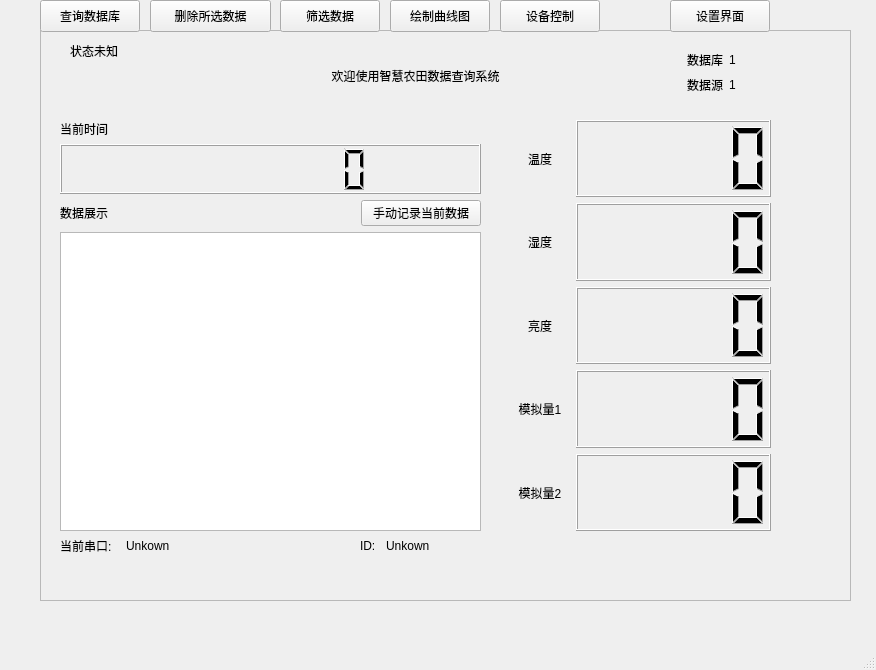
Old version of the form mypro.ui in the repository WhereAreBugs/Cuit_project3.
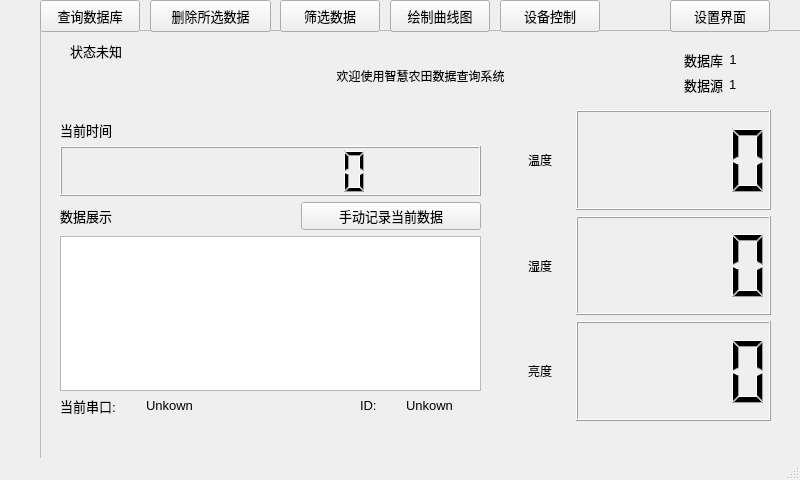
New version of the form.

Patch:
```diff
--- a/mypro.ui
+++ b/mypro.ui
@@ -6,8 +6,8 @@
    <rect>
     <x>0</x>
     <y>0</y>
-    <width>876</width>
-    <height>670</height>
+    <width>800</width>
+    <height>480</height>
    </rect>
   </property>
   <property name="windowTitle">
@@ -23,7 +23,7 @@
       <x>40</x>
       <y>30</y>
       <width>811</width>
-      <height>571</height>
+      <height>441</height>
      </rect>
     </property>
     <property name="frameShape">
@@ -35,9 +35,9 @@
     <widget class="QLabel" name="WelcomeLable">
      <property name="geometry">
       <rect>
-       <x>230</x>
+       <x>160</x>
        <y>20</y>
-       <width>291</width>
+       <width>441</width>
        <height>51</height>
       </rect>
      </property>
@@ -54,7 +54,7 @@
        <x>20</x>
        <y>90</y>
        <width>421</width>
-       <height>411</height>
+       <height>271</height>
       </rect>
      </property>
      <layout class="QVBoxLayout" name="verticalLayout_4">
@@ -64,10 +64,15 @@
          <widget class="QLabel" name="timeBox">
           <property name="maximumSize">
            <size>
-            <width>50</width>
+            <width>80</width>
             <height>20</height>
            </size>
           </property>
+          <property name="font">
+           <font>
+            <pointsize>10</pointsize>
+           </font>
+          </property>
           <property name="text">
            <string>当前时间</string>
           </property>
@@ -103,6 +108,11 @@
               <height>30</height>
              </size>
             </property>
+            <property name="font">
+             <font>
+              <pointsize>10</pointsize>
+             </font>
+            </property>
             <property name="text">
              <string>数据展示</string>
             </property>
@@ -115,10 +125,15 @@
            <widget class="QPushButton" name="recordButton">
             <property name="maximumSize">
              <size>
-              <width>120</width>
+              <width>180</width>
               <height>50</height>
              </size>
             </property>
+            <property name="font">
+             <font>
+              <pointsize>10</pointsize>
+             </font>
+            </property>
             <property name="text">
              <string>手动记录当前数据</string>
             </property>
@@ -137,9 +152,9 @@
      <property name="geometry">
       <rect>
        <x>470</x>
-       <y>90</y>
+       <y>80</y>
        <width>261</width>
-       <height>411</height>
+       <height>311</height>
       </rect>
      </property>
      <layout class="QVBoxLayout" name="verticalLayout">
@@ -212,52 +227,6 @@
         </item>
        </layout>
       </item>
-      <item>
-       <layout class="QHBoxLayout" name="horizontalLayout_6">
-        <item>
-         <widget class="QLabel" name="adc1_lable">
-          <property name="maximumSize">
-           <size>
-            <width>60</width>
-            <height>16777215</height>
-           </size>
-          </property>
-          <property name="text">
-           <string>模拟量1</string>
-          </property>
-          <property name="alignment">
-           <set>Qt::AlignCenter</set>
-          </property>
-         </widget>
-        </item>
-        <item>
-         <widget class="QLCDNumber" name="adc1_display"/>
-        </item>
-       </layout>
-      </item>
-      <item>
-       <layout class="QHBoxLayout" name="horizontalLayout_8">
-        <item>
-         <widget class="QLabel" name="adc2_lable">
-          <property name="maximumSize">
-           <size>
-            <width>60</width>
-            <height>16777215</height>
-           </size>
-          </property>
-          <property name="text">
-           <string>模拟量2</string>
-          </property>
-          <property name="alignment">
-           <set>Qt::AlignCenter</set>
-          </property>
-         </widget>
-        </item>
-        <item>
-         <widget class="QLCDNumber" name="adc2_display"/>
-        </item>
-       </layout>
-      </item>
      </layout>
     </widget>
     <widget class="QWidget" name="layoutWidget">
@@ -276,10 +245,15 @@
          <widget class="QLabel" name="databaseLable">
           <property name="maximumSize">
            <size>
-            <width>40</width>
+            <width>80</width>
             <height>40</height>
            </size>
           </property>
+          <property name="font">
+           <font>
+            <pointsize>10</pointsize>
+           </font>
+          </property>
           <property name="text">
            <string>数据库</string>
           </property>
@@ -289,10 +263,15 @@
          <widget class="QLabel" name="dataSourceLable">
           <property name="maximumSize">
            <size>
-            <width>40</width>
+            <width>80</width>
             <height>40</height>
            </size>
           </property>
+          <property name="font">
+           <font>
+            <pointsize>10</pointsize>
+           </font>
+          </property>
           <property name="text">
            <string>数据源</string>
           </property>
@@ -310,6 +289,11 @@
             <height>20</height>
            </size>
           </property>
+          <property name="font">
+           <font>
+            <pointsize>10</pointsize>
+           </font>
+          </property>
           <property name="text">
            <string>1</string>
           </property>
@@ -326,6 +310,11 @@
             <height>20</height>
            </size>
           </property>
+          <property name="font">
+           <font>
+            <pointsize>10</pointsize>
+           </font>
+          </property>
           <property name="text">
            <string>1</string>
           </property>
@@ -339,7 +328,7 @@
      <property name="geometry">
       <rect>
        <x>20</x>
-       <y>500</y>
+       <y>360</y>
        <width>301</width>
        <height>31</height>
       </rect>
@@ -349,10 +338,15 @@
        <widget class="QLabel" name="serialText">
         <property name="maximumSize">
          <size>
-          <width>60</width>
+          <width>80</width>
           <height>16777215</height>
          </size>
         </property>
+        <property name="font">
+         <font>
+          <pointsize>10</pointsize>
+         </font>
+        </property>
         <property name="text">
          <string>当前串口:</string>
         </property>
@@ -360,6 +354,11 @@
       </item>
       <item>
        <widget class="QLabel" name="serialDisplay">
+        <property name="font">
+         <font>
+          <pointsize>10</pointsize>
+         </font>
+        </property>
         <property name="text">
          <string>Unkown</string>
         </property>
@@ -371,7 +370,7 @@
      <property name="geometry">
       <rect>
        <x>320</x>
-       <y>500</y>
+       <y>360</y>
        <width>121</width>
        <height>31</height>
       </rect>
@@ -381,10 +380,15 @@
        <widget class="QLabel" name="ID_text">
         <property name="maximumSize">
          <size>
-          <width>20</width>
+          <width>40</width>
           <height>16777215</height>
          </size>
         </property>
+        <property name="font">
+         <font>
+          <pointsize>10</pointsize>
+         </font>
+        </property>
         <property name="text">
          <string>ID:</string>
         </property>
@@ -392,6 +396,11 @@
       </item>
       <item>
        <widget class="QLabel" name="ID_Display">
+        <property name="font">
+         <font>
+          <pointsize>10</pointsize>
+         </font>
+        </property>
         <property name="text">
          <string>Unkown</string>
         </property>
@@ -408,6 +417,11 @@
        <height>21</height>
       </rect>
      </property>
+     <property name="font">
+      <font>
+       <pointsize>10</pointsize>
+      </font>
+     </property>
      <property name="text">
       <string>状态未知</string>
      </property>
@@ -422,6 +436,11 @@
       <height>32</height>
      </rect>
     </property>
+    <property name="font">
+     <font>
+      <pointsize>10</pointsize>
+     </font>
+    </property>
     <property name="text">
      <string>设置界面</string>
     </property>
@@ -435,6 +454,11 @@
       <height>32</height>
      </rect>
     </property>
+    <property name="font">
+     <font>
+      <pointsize>10</pointsize>
+     </font>
+    </property>
     <property name="text">
      <string>查询数据库</string>
     </property>
@@ -448,6 +472,11 @@
       <height>32</height>
      </rect>
     </property>
+    <property name="font">
+     <font>
+      <pointsize>10</pointsize>
+     </font>
+    </property>
     <property name="text">
      <string>删除所选数据</string>
     </property>
@@ -461,6 +490,11 @@
       <height>32</height>
      </rect>
     </property>
+    <property name="font">
+     <font>
+      <pointsize>10</pointsize>
+     </font>
+    </property>
     <property name="text">
      <string>筛选数据</string>
     </property>
@@ -474,6 +508,11 @@
       <height>32</height>
      </rect>
     </property>
+    <property name="font">
+     <font>
+      <pointsize>10</pointsize>
+     </font>
+    </property>
     <property name="text">
      <string>绘制曲线图</string>
     </property>
@@ -487,6 +526,11 @@
       <height>32</height>
      </rect>
     </property>
+    <property name="font">
+     <font>
+      <pointsize>10</pointsize>
+     </font>
+    </property>
     <property name="text">
      <string>设备控制</string>
     </property>
```
Left out of the diff: 32 changed lines with no effect on the pictures.
